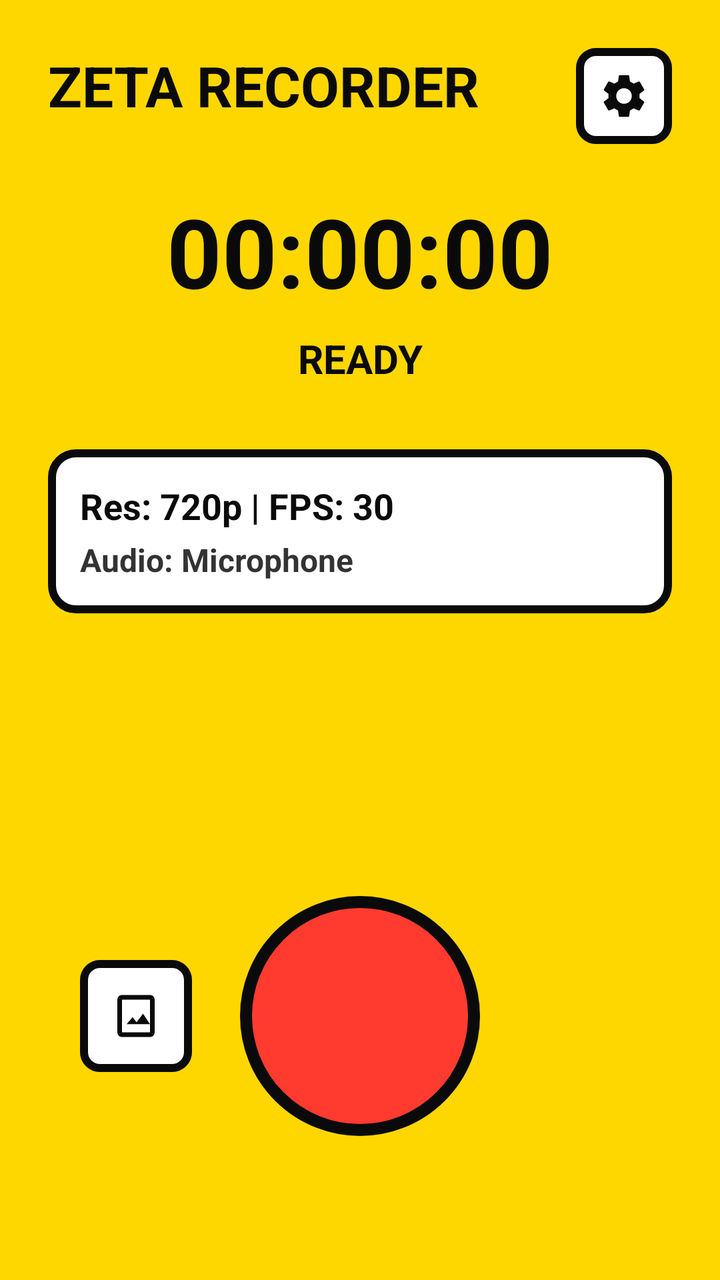
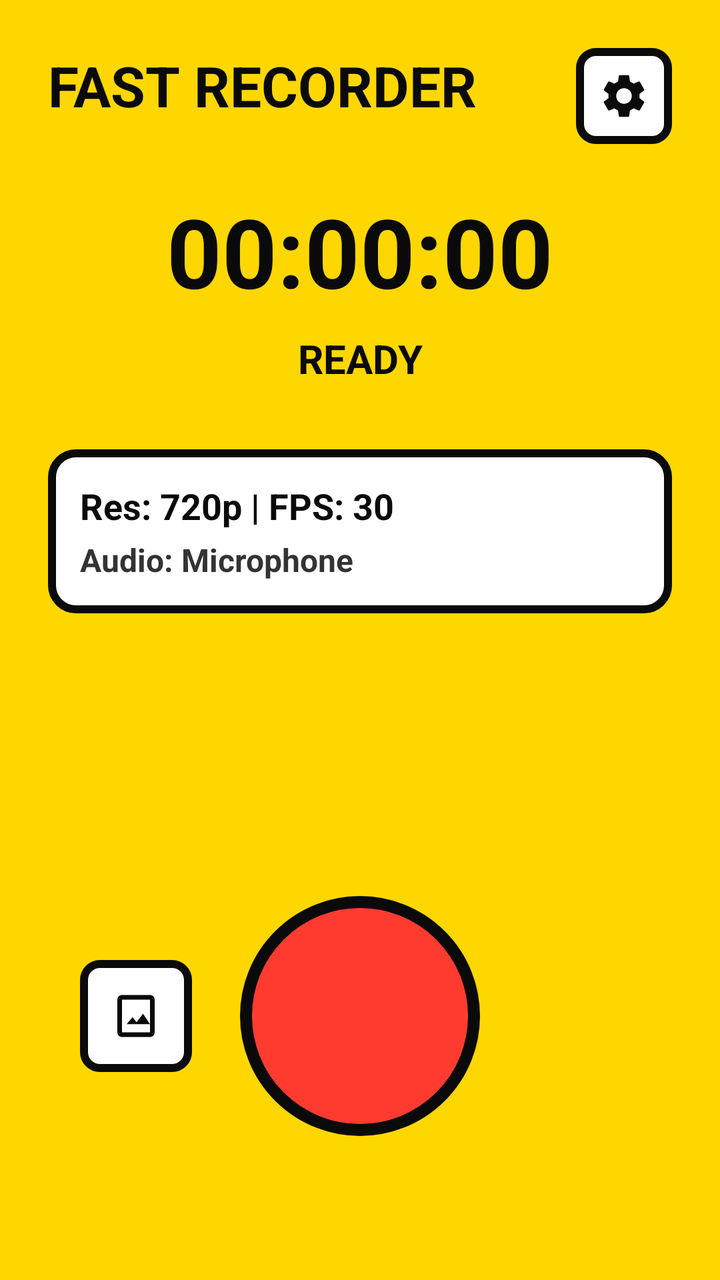

Two renders of the same Android screen: before a commit and after it. Below are the layout's source before the change and the commit's diff.
<!-- AndroidManifest.xml: activity theme Theme.MyApplication -->
<!-- res/layout/activity_main.xml -->
<?xml version="1.0" encoding="utf-8"?>
<androidx.constraintlayout.widget.ConstraintLayout 
    xmlns:android="http://schemas.android.com/apk/res/android"
    xmlns:app="http://schemas.android.com/apk/res-auto"
    android:layout_width="match_parent"
    android:layout_height="match_parent"
    android:background="@color/neo_yellow"
    android:clipChildren="false"
    android:clipToPadding="false"
    android:padding="24dp">

    
    <TextView
        android:id="@+id/tvTitle"
        android:layout_width="wrap_content"
        android:layout_height="wrap_content"
        android:text="ZETA RECORDER"
        android:textSize="28sp"
        android:textStyle="bold"
        android:textColor="@color/neo_black"
        app:layout_constraintTop_toTopOf="parent"
        app:layout_constraintStart_toStartOf="parent"/>

    <ImageView
        android:id="@+id/btnSettings"
        android:layout_width="48dp"
        android:layout_height="48dp"
        android:padding="11dp"
        android:background="@drawable/bg_neo_button"
        android:src="@drawable/ic_settings"
        app:layout_constraintTop_toTopOf="parent"
        app:layout_constraintEnd_toEndOf="parent"
        app:tint="@color/neo_black"/>

    
    <TextView
        android:id="@+id/tvTimer"
        android:layout_width="wrap_content"
        android:layout_height="wrap_content"
        android:text="00:00:00"
        android:textSize="48sp"
        android:textStyle="bold"
        android:textColor="@color/neo_black"
        android:layout_marginTop="32dp"
        app:layout_constraintTop_toBottomOf="@id/tvTitle"
        app:layout_constraintStart_toStartOf="parent"
        app:layout_constraintEnd_toEndOf="parent"/>

    <TextView
        android:id="@+id/tvStatus"
        android:layout_width="wrap_content"
        android:layout_height="wrap_content"
        android:text="READY"
        android:textSize="20sp"
        android:textStyle="bold"
        android:textColor="@color/neo_black"
        app:layout_constraintTop_toBottomOf="@id/tvTimer"
        app:layout_constraintStart_toStartOf="parent"
        app:layout_constraintEnd_toEndOf="parent"
        android:layout_marginTop="8dp"/>

    
    <LinearLayout
        android:id="@+id/configCard"
        android:layout_width="match_parent"
        android:layout_height="wrap_content"
        android:orientation="vertical"
        android:background="@drawable/bg_neo_card"
        android:padding="16dp"
        android:layout_marginTop="32dp"
        app:layout_constraintTop_toBottomOf="@id/tvStatus">
        
        <TextView
            android:id="@+id/tvResolution"
            android:layout_width="wrap_content"
            android:layout_height="wrap_content"
            android:text="Res: 720p | FPS: 30"
            android:textSize="18sp"
            android:textStyle="bold"
            android:textColor="@color/neo_black"/>

        <TextView
            android:id="@+id/tvAudioInfo"
            android:layout_width="wrap_content"
            android:layout_height="wrap_content"
            android:text="Audio: Microphone"
            android:textSize="16sp"
            android:textStyle="bold"
            android:textColor="#333333"
            android:layout_marginTop="4dp"/>
    </LinearLayout>

    
    <FrameLayout
        android:id="@+id/btnRecContainer"
        android:layout_width="180dp"
        android:layout_height="180dp"
        android:clipChildren="false"
        android:clipToPadding="false"
        app:layout_constraintBottom_toBottomOf="parent"
        app:layout_constraintStart_toStartOf="parent"
        app:layout_constraintEnd_toEndOf="parent"
        android:layout_marginBottom="18dp">
        
        <View
            android:id="@+id/recPulse"
            android:layout_width="120dp"
            android:layout_height="120dp"
            android:layout_gravity="center"
            android:background="@drawable/bg_neo_rec"
            android:alpha="0"/>

        <View
            android:id="@+id/btnRec"
            android:layout_width="120dp"
            android:layout_height="120dp"
            android:layout_gravity="center"
            android:background="@drawable/bg_neo_rec"/>
    </FrameLayout>

    <ImageView
        android:id="@+id/btnGallery"
        android:layout_width="56dp"
        android:layout_height="56dp"
        android:padding="14dp"
        android:background="@drawable/bg_neo_button"
        android:src="@drawable/ic_gallery"
        app:layout_constraintBottom_toBottomOf="@id/btnRecContainer"
        app:layout_constraintTop_toTopOf="@id/btnRecContainer"
        app:layout_constraintStart_toStartOf="parent"
        android:layout_marginStart="16dp"
        app:tint="@color/neo_black"/>

</androidx.constraintlayout.widget.ConstraintLayout>
<!-- resources referenced by this layout -->
<resources>
  <color name="neo_black">#0A0A0A</color>
  <color name="neo_yellow">#FFD700</color>
  <!-- drawable bg_neo_button (drawable) -->
  <?xml version="1.0" encoding="utf-8"?>
  <shape xmlns:android="http://schemas.android.com/apk/res/android" android:shape="rectangle">
      <solid android:color="@color/neo_white"/>
      <stroke android:width="4dp" android:color="@color/neo_black"/>
      <corners android:radius="8dp"/>
  </shape>
  <!-- drawable bg_neo_card (drawable) -->
  <?xml version="1.0" encoding="utf-8"?>
  <shape xmlns:android="http://schemas.android.com/apk/res/android" android:shape="rectangle">
      <solid android:color="@color/neo_white"/>
      <stroke android:width="4dp" android:color="@color/neo_black"/>
      <corners android:radius="12dp"/>
  </shape>
  <!-- drawable bg_neo_rec (drawable) -->
  <?xml version="1.0" encoding="utf-8"?>
  <shape xmlns:android="http://schemas.android.com/apk/res/android" android:shape="oval">
      <solid android:color="@color/neo_red"/>
      <stroke android:width="6dp" android:color="@color/neo_black"/>
  </shape>
  <!-- drawable ic_gallery (drawable) -->
  <vector xmlns:android="http://schemas.android.com/apk/res/android"
      android:width="96dp"
      android:height="96dp"
      android:viewportWidth="96"
      android:viewportHeight="96">
      <group
          android:scaleX="4"
          android:scaleY="4">
          <path
              android:fillColor="@color/neo_black"
              android:pathData="M18,3H6C4.9,3 4,3.9 4,5v14c0,1.1 0.9,2 2,2h12c1.1,0 2,-0.9 2,-2V5C20,3.9 19.1,3 18,3zM18,19H6V5h12V19zM8,15.5l2.5,-3.01L12.25,14.7l2.75,-3.7L18,15.5H8z"/>
      </group>
  </vector>
  <!-- drawable ic_settings (drawable) -->
  <vector xmlns:android="http://schemas.android.com/apk/res/android"
      android:width="96dp"
      android:height="96dp"
      android:viewportWidth="96"
      android:viewportHeight="96">
      <group
          android:scaleX="4"
          android:scaleY="4">
          <path
              android:fillColor="@color/neo_black"
              android:pathData="M19.14,12.94c0.04,-0.3 0.06,-0.61 0.06,-0.94c0,-0.32 -0.02,-0.64 -0.07,-0.94l2.03,-1.58c0.18,-0.14 0.23,-0.41 0.12,-0.61l-1.92,-3.32c-0.12,-0.22 -0.37,-0.29 -0.59,-0.22l-2.39,0.96c-0.5,-0.38 -1.03,-0.7 -1.62,-0.94L14.4,2.81c-0.04,-0.24 -0.24,-0.41 -0.48,-0.41h-3.84c-0.24,0 -0.43,0.17 -0.47,0.41L9.25,5.35C8.66,5.59 8.12,5.92 7.63,6.29L5.24,5.33c-0.22,-0.08 -0.47,0 -0.59,0.22L2.74,8.87c-0.12,0.21 -0.08,0.47 0.12,0.61l2.03,1.58c-0.05,0.3 -0.09,0.63 -0.09,0.94s0.02,0.64 0.07,0.94l-2.03,1.58c-0.18,0.14 -0.23,0.41 -0.12,0.61l1.92,3.32c0.12,0.22 0.37,0.29 0.59,0.22l2.39,-0.96c0.5,0.38 1.03,0.7 1.62,0.94l0.36,2.54c0.05,0.24 0.24,0.41 0.48,0.41h3.84c0.24,0 0.44,-0.17 0.47,-0.41l0.36,-2.54c0.59,-0.24 1.13,-0.56 1.62,-0.94l2.39,0.96c0.22,0.08 0.47,0 0.59,-0.22l1.92,-3.32c0.12,-0.22 0.07,-0.47 -0.12,-0.61L19.14,12.94zM12,15.6c-1.98,0 -3.6,-1.62 -3.6,-3.6s1.62,-3.6 3.6,-3.6s3.6,1.62 3.6,3.6S13.98,15.6 12,15.6z"/>
      </group>
  </vector>
  <style name="Theme.MyApplication" parent="Theme.AppCompat.Light.NoActionBar">
          <item name="android:statusBarColor">@color/neo_yellow</item>
          <item name="android:windowBackground">@color/neo_yellow</item>
          <item name="android:navigationBarColor">@color/neo_black</item>
      </style>
  <color name="neo_white">#FFFFFF</color>
  <color name="neo_red">#FF3B30</color>
</resources>

<!-- the commit's change to res/layout/activity_main.xml (unified diff, before → after) -->
@@ -14,7 +14,7 @@
         android:id="@+id/tvTitle"
         android:layout_width="wrap_content"
         android:layout_height="wrap_content"
-        android:text="ZETA RECORDER"
+        android:text="FAST RECORDER"
         android:textSize="28sp"
         android:textStyle="bold"
         android:textColor="@color/neo_black"
